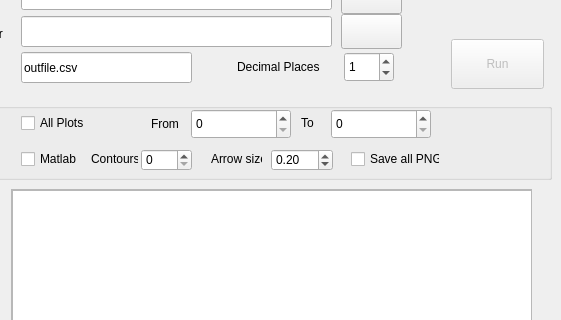
Old version of the form tracker.ui in the repository QBI-Microscopy/Tracking; both pictures show x 109 to 670 and y 81 to 401 of the 670 by 560 pixel window.
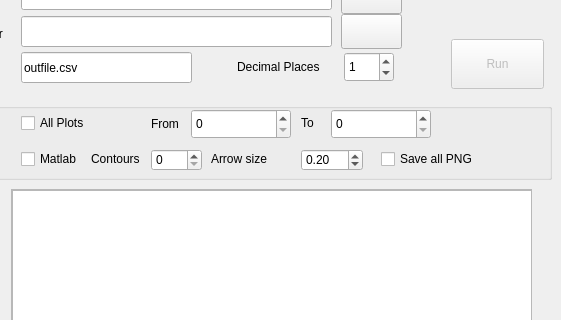
New version of the form. Icons and pictures are not drawn.

Commit message: Adjusted sizes for Mac

```diff
--- a/tracker.ui
+++ b/tracker.ui
@@ -495,12 +495,18 @@
     <widget class="QDoubleSpinBox" name="doubleSpinBox">
      <property name="geometry">
       <rect>
-       <x>370</x>
+       <x>400</x>
        <y>60</y>
        <width>62</width>
        <height>22</height>
       </rect>
      </property>
+     <property name="minimumSize">
+      <size>
+       <width>0</width>
+       <height>22</height>
+      </size>
+     </property>
      <property name="toolTip">
       <string>Default is 0.2</string>
      </property>
@@ -522,10 +528,16 @@
       <rect>
        <x>310</x>
        <y>60</y>
-       <width>51</width>
+       <width>81</width>
        <height>20</height>
       </rect>
      </property>
+     <property name="minimumSize">
+      <size>
+       <width>0</width>
+       <height>20</height>
+      </size>
+     </property>
      <property name="text">
       <string>Arrow size</string>
      </property>
@@ -553,12 +565,18 @@
     <widget class="QCheckBox" name="checkPNG">
      <property name="geometry">
       <rect>
-       <x>450</x>
+       <x>480</x>
        <y>60</y>
-       <width>89</width>
+       <width>111</width>
        <height>20</height>
       </rect>
      </property>
+     <property name="minimumSize">
+      <size>
+       <width>0</width>
+       <height>20</height>
+      </size>
+     </property>
      <property name="toolTip">
       <string>Save individual plots as PNG</string>
      </property>
@@ -569,12 +587,18 @@
     <widget class="QSpinBox" name="spinContours">
      <property name="geometry">
       <rect>
-       <x>240</x>
+       <x>250</x>
        <y>60</y>
        <width>51</width>
        <height>22</height>
       </rect>
      </property>
+     <property name="minimumSize">
+      <size>
+       <width>0</width>
+       <height>22</height>
+      </size>
+     </property>
      <property name="maximum">
       <number>1000</number>
      </property>
@@ -586,11 +610,17 @@
      <property name="geometry">
       <rect>
        <x>190</x>
-       <y>63</y>
-       <width>47</width>
-       <height>13</height>
+       <y>60</y>
+       <width>61</width>
+       <height>20</height>
       </rect>
      </property>
+     <property name="minimumSize">
+      <size>
+       <width>0</width>
+       <height>16</height>
+      </size>
+     </property>
      <property name="text">
       <string>Contours</string>
      </property>
```
Left out of the diff: 6 changed lines with no effect on the pictures.
